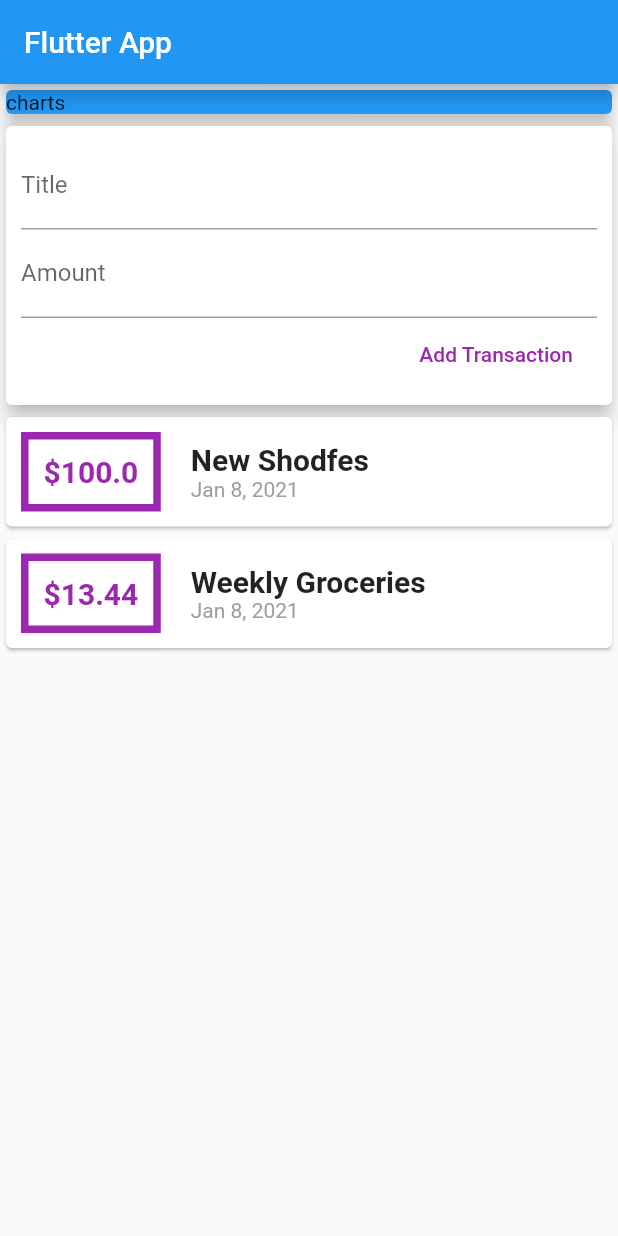
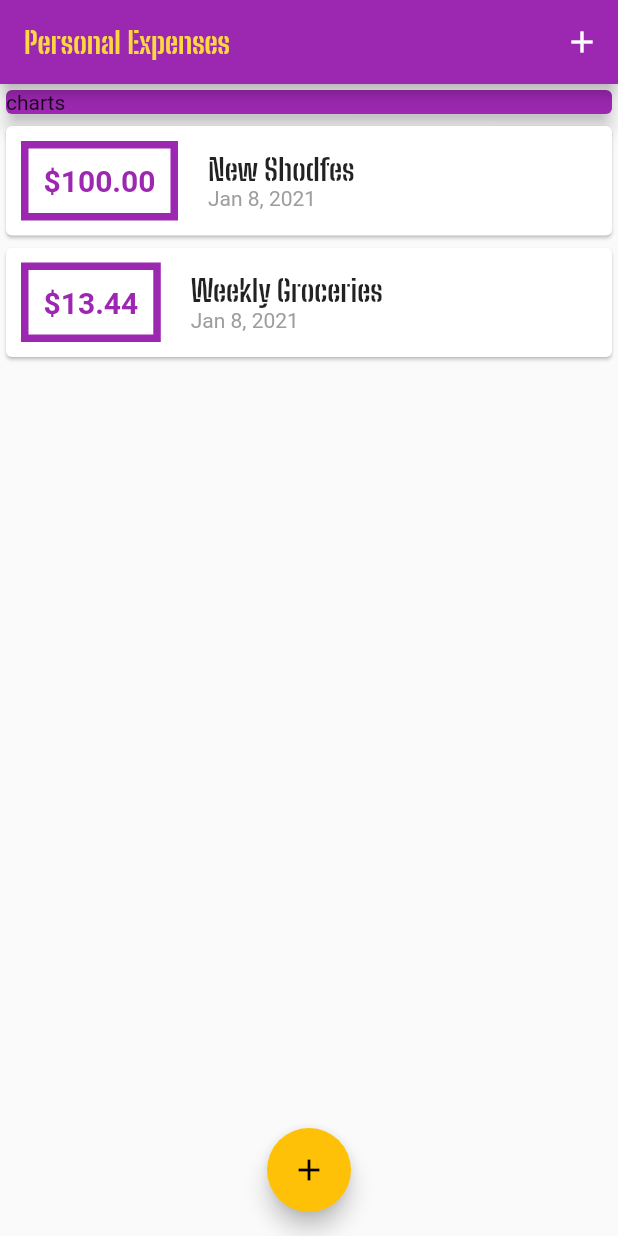
Before and after one commit to loranm/expenses, a Flutter app: the screen it shows after launch, on a phone screen of 412 x 824 dp. Run offline on Flutter 3.47's test engine with Material 2 defaults, Android fonts, the phone set to English and light mode, and no system bars.

Commit message:
main: Added personal fonts

```diff
--- a/lib/main.dart
+++ b/lib/main.dart
@@ -1,5 +1,9 @@
 import 'package:flutter/material.dart';
-import 'widgets/expenses.dart';
+import 'package:flutter_expenses/widgets/expense-form.dart';
+import 'package:flutter_expenses/widgets/expenses-list.dart';
+import 'data/transactions.dart';
+import 'models/transaction.dart';
+import 'widgets/appbar-actions.dart';
 
 void main() {
   runApp(MyApp());
@@ -21,37 +25,67 @@ class MyApp extends StatelessWidget {
         // or simply save your changes to "hot reload" in a Flutter IDE).
         // Notice that the counter didn't reset back to zero; the application
         // is not restarted.
-        primarySwatch: Colors.blue,
+        primarySwatch: Colors.purple,
+        accentColor: Colors.amber,
+        fontFamily: 'QuickSand',
+        // ignore: deprecated_member_use
+        appBarTheme: AppBarTheme(textTheme: ThemeData.light().textTheme.copyWith(headline6: TextStyle(fontFamily: 'BigShoulder', fontSize: 20, fontWeight: FontWeight.bold,color: Colors.amberAccent))),
+        textTheme: ThemeData.light().textTheme.copyWith(headline6: TextStyle(fontFamily: 'BigShoulder', fontWeight: FontWeight.bold, fontSize: 20))
+
       ),
       home: MyHomePage(),
     );
   }
 }
 
-class MyHomePage extends StatelessWidget {
+class MyHomePage extends StatefulWidget {
+  @override
+  _MyHomePageState createState() => _MyHomePageState();
+}
+
+class _MyHomePageState extends State<MyHomePage> {
+  void _openNewTransactionSheet(BuildContext context) {
+    showModalBottomSheet(
+        context: context,
+        builder: (ctx) {
+          return ExpenseForm(addTransaction: _addTransaction);
+        });
+  }
+
+  void _addTransaction(String title, double amount) {
+    final newTransaction = Transaction(
+        id: 'id', title: title, amount: amount, date: DateTime.now());
+
+    setState(() => {transactions.add(newTransaction)});
+    Navigator.of(context).pop();
+
+  }
 
   @override
   Widget build(BuildContext context) {
     return Scaffold(
         appBar: AppBar(
-          title: Text('Flutter App'),
+          title: Text("Personal Expenses"),
+          actions: <Widget>[AppbarActions(openDialog: () => _openNewTransactionSheet(context))],
+        ),
+        floatingActionButtonLocation: FloatingActionButtonLocation.centerFloat,
+        floatingActionButton: FloatingActionButton(
+          child: Icon(Icons.add),
+          onPressed: () => _openNewTransactionSheet(context),
         ),
         body: SingleChildScrollView(
-                  child: Column(
+          child: Column(
             crossAxisAlignment: CrossAxisAlignment.stretch,
             children: [
               Container(
-
-                child: Card(
-                  elevation: 5,
-                  color: Colors.blue,
-                  child: Text("charts"),
-                )
-              ),
-              Expenses(),
+                  child: Card(
+                elevation: 5,
+                color: Theme.of(context).primaryColor,
+                child: Text("charts"),
+              )),
+              ExpensesList(transactions: transactions),
             ],
           ),
-        )
-        );
+        ));
   }
 }
--- /dev/null
+++ b/lib/widgets/appbar-actions.dart
@@ -0,0 +1,11 @@
+import 'package:flutter/material.dart';
+
+class AppbarActions extends StatelessWidget {
+  final Function openDialog;
+
+  AppbarActions({this.openDialog});
+  @override
+  Widget build(BuildContext context) {
+    return IconButton(icon: Icon(Icons.add), onPressed:openDialog);
+  }
+}
--- a/lib/widgets/expense.dart
+++ b/lib/widgets/expense.dart
@@ -19,11 +19,11 @@ class ExpenseWidget extends StatelessWidget {
             margin: EdgeInsets.all(10),
             padding: EdgeInsets.all(10),
             decoration: BoxDecoration(
-                border: Border.all(color: Colors.purple, width: 5)),
+                border: Border.all(color: Theme.of(context).primaryColor, width: 5,)),
             child: Text(
-              '\$${transaction.amount}',
+              '\$${transaction.amount.toStringAsFixed(2)}',
               style: TextStyle(
-                  color: Colors.purple,
+                  color: Theme.of(context).primaryColor,
                   fontWeight: FontWeight.bold,
                   fontSize: 20),
             ),
@@ -34,8 +34,7 @@ class ExpenseWidget extends StatelessWidget {
               crossAxisAlignment: CrossAxisAlignment.start,
               children: [
                 Text(transaction.title,
-                    style:
-                        TextStyle(fontSize: 20, fontWeight: FontWeight.bold)),
+                    style:Theme.of(context).textTheme.headline6),
                 Text(
                   DateFormat.yMMMd().format(transaction.date),
                   style: TextStyle(color: Colors.grey),
--- a/lib/widgets/expenses.dart
+++ /dev/null
@@ -1,35 +0,0 @@
-import 'package:flutter/material.dart';
-import 'package:flutter_expenses/data/transactions.dart';
-import 'package:flutter_expenses/models/transaction.dart';
-
-import 'expense-form.dart';
-import 'expenses-list.dart';
-
-class Expenses extends StatefulWidget {
-  const Expenses({
-    Key key,
-  }) : super(key: key);
-
-  @override
-  _ExpensesState createState() => _ExpensesState();
-}
-
-class _ExpensesState extends State<Expenses> {
-  void _addTransaction(String title, double amount) {
-    final newTransaction = Transaction(
-        id: 'id', title: title, amount:amount, date: DateTime.now());
-
-    setState(() => {transactions.add(newTransaction)});
-  }
-
-  @override
-  Widget build(BuildContext context) {
-    return Column(
-        // mainAxisAlignment: MainAxisAlignment.spaceAround,
-        crossAxisAlignment: CrossAxisAlignment.stretch,
-        children: <Widget>[
-          ExpenseForm(addTransaction: _addTransaction),
-          ExpensesList(transactions: transactions)
-        ]);
-  }
-}
```
Also changed, not shown: lib/widgets/expense-form.dart (+25 -3 lines), pubspec.yaml (+11 -11 lines), assets/fonts/BigShouldersStencilText-Bold.ttf (added), assets/fonts/BigShouldersStencilText-Regular.ttf (added), assets/fonts/OpenSans-Bold.ttf (added), assets/fonts/OpenSans-Regular.ttf (added), assets/fonts/Quicksand-Bold.ttf (added), assets/fonts/Quicksand-Light.ttf (added), assets/fonts/Quicksand-Medium.ttf (added), assets/fonts/Quicksand-Regular.ttf (added).
